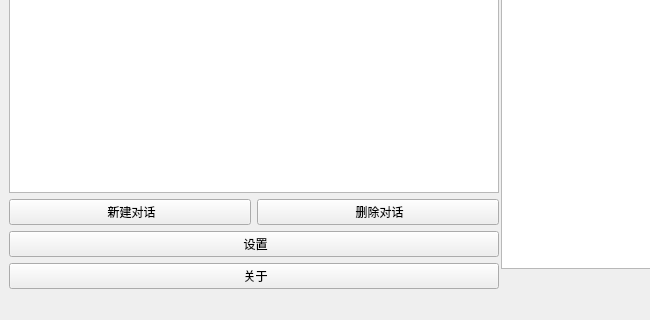
First picture: the form in ui/main_window.ui, repository liyixin1/GPTalks, before the edit; both pictures show x 0 to 650 and y 480 to 800 of the 1000 by 800 pixel window.
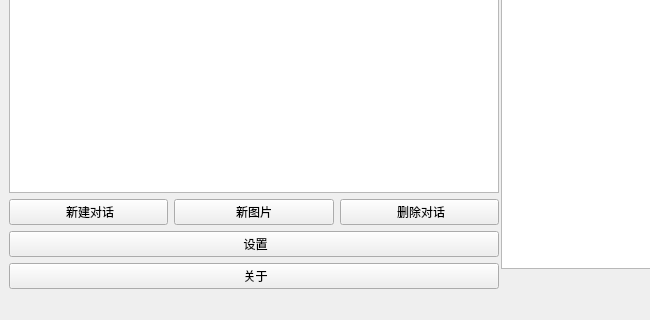
Second picture: the form after the edit. Icons and pictures are not drawn.

What changed in the file:
```diff
--- a/ui/main_window.ui
+++ b/ui/main_window.ui
@@ -39,7 +39,7 @@
       <widget class="QWidget" name="layoutWidget_3">
        <layout class="QVBoxLayout" name="verticalLayout_4">
         <property name="sizeConstraint">
-         <enum>QLayout::SetMaximumSize</enum>
+         <enum>QLayout::SetDefaultConstraint</enum>
         </property>
         <item>
          <widget class="QListWidget" name="listWidget_session"/>
@@ -53,7 +53,30 @@
             </property>
             <property name="icon">
              <iconset>
-              <normaloff>image/new.svg</normaloff>image/new.svg</iconset>
+              <normaloff>image/add.svg</normaloff>image/add.svg</iconset>
+            </property>
+            <property name="iconSize">
+             <size>
+              <width>20</width>
+              <height>20</height>
+             </size>
+            </property>
+           </widget>
+          </item>
+          <item>
+           <widget class="QPushButton" name="pushButton_new_images">
+            <property name="text">
+             <string>新图片</string>
+            </property>
+            <property name="icon">
+             <iconset>
+              <normaloff>image/new_image.png</normaloff>image/new_image.png</iconset>
+            </property>
+            <property name="iconSize">
+             <size>
+              <width>20</width>
+              <height>20</height>
+             </size>
             </property>
            </widget>
           </item>
@@ -64,7 +87,13 @@
             </property>
             <property name="icon">
              <iconset>
-              <normaloff>image/delect.svg</normaloff>image/delect.svg</iconset>
+              <normaloff>image/delete.svg</normaloff>image/delete.svg</iconset>
+            </property>
+            <property name="iconSize">
+             <size>
+              <width>20</width>
+              <height>20</height>
+             </size>
             </property>
             <property name="checkable">
              <bool>false</bool>
```
Left out of the diff: 46 changed lines with no effect on the pictures.
